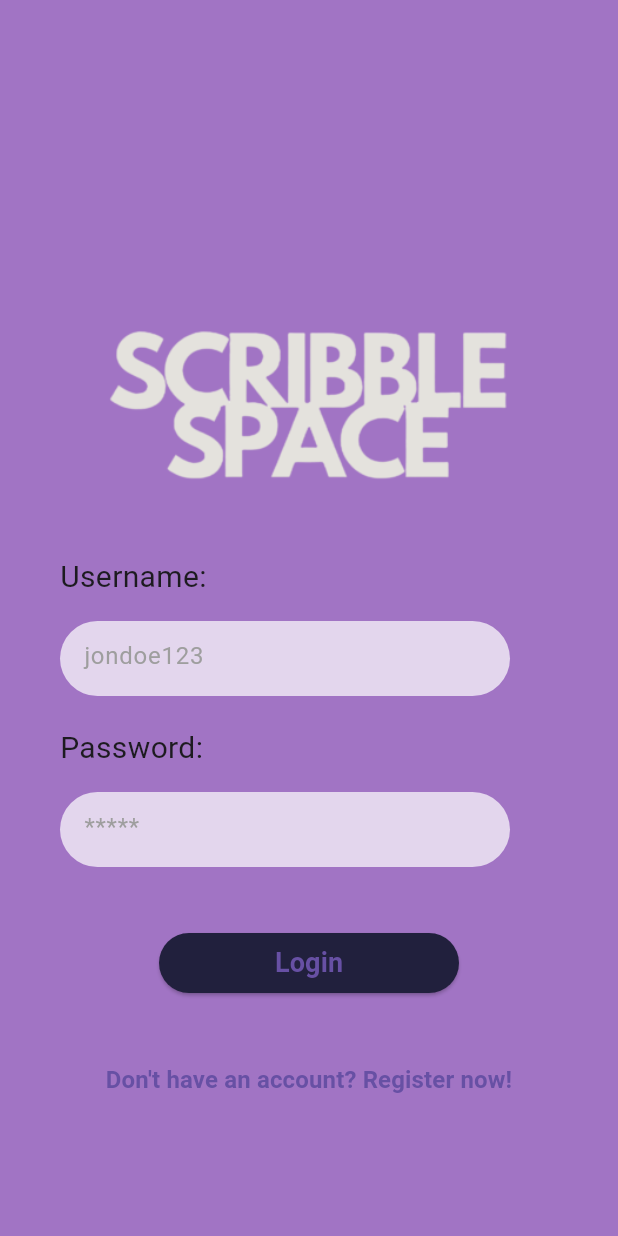
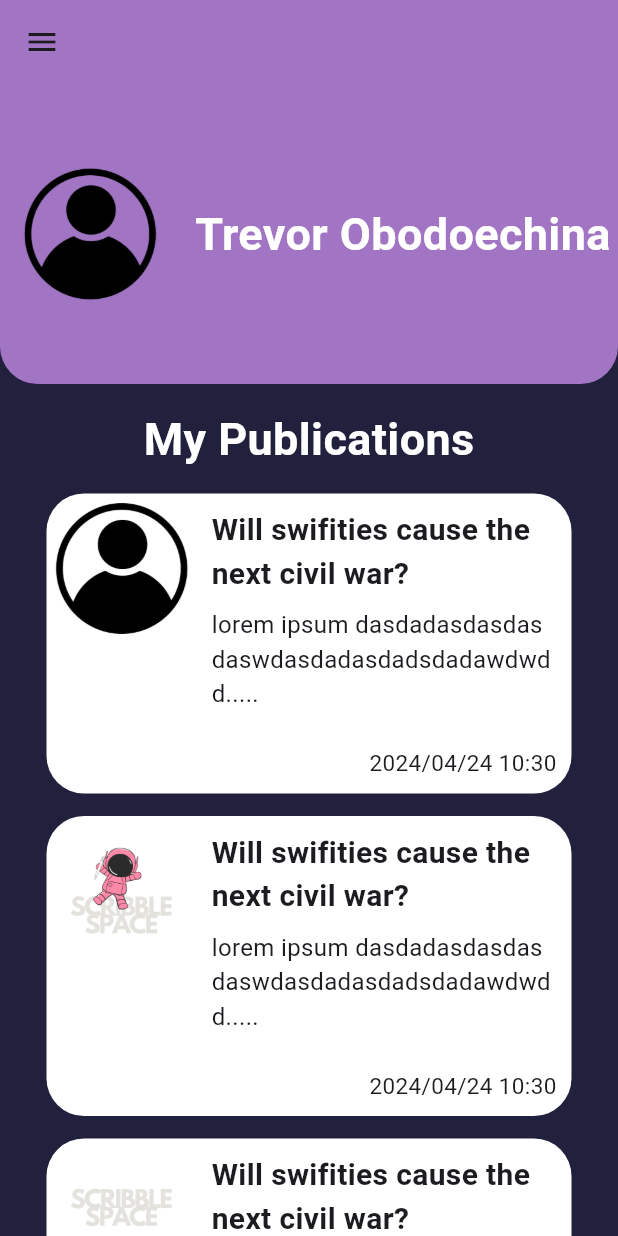
Before and after one commit to ceveline/ScribbleSpace, a Flutter app: the screen it shows after launch, on a phone screen of 412 x 824 dp. Run offline on Flutter 3.47's test engine with Material 3 defaults, Android fonts, the phone set to English and light mode, and no system bars; our stand-ins replace page_transition.

Commit message:
Update 2
- Profile Section is almost done
- Journal Section is done (no background)

```diff
--- a/lib/journal_post.dart
+++ b/lib/journal_post.dart
@@ -5,15 +5,14 @@ import 'color_constants.dart';
 
 
 class CreateJournalScreen extends StatelessWidget {
-  TextEditingController _journalTextController = TextEditingController();
-  final String journalTitle;
-  CreateJournalScreen({required this.journalTitle});
+ // final String journalTitle;
+  //CreateJournalScreen({required this.journalTitle});
   @override
   Widget build(BuildContext context) {
     return Scaffold(
       backgroundColor: ColorConstants.purple,
       appBar: AppBar(
-        title: Text('${journalTitle}',
+        title: Text('test',
           style: TextStyle(
             color: Colors.white,
           ),),
@@ -21,28 +20,19 @@ class CreateJournalScreen extends StatelessWidget {
       body: SingleChildScrollView(
         child: Column(
             children: [
+              Padding(padding: EdgeInsets.all(20),
+                child:
               Container(
-                padding: EdgeInsets.fromLTRB(20, 10, 20, 10),
-                child: Column(
-                  crossAxisAlignment: CrossAxisAlignment.start,
-                  children: [
-                       TextField(
-                        controller: _journalTextController,
-                         minLines: 1,
-                         maxLines: 20, // and this
-                         keyboardType: TextInputType.multiline,
-                        readOnly: true,
-                        decoration: InputDecoration(
-                          enabledBorder: OutlineInputBorder(
-                              borderRadius: BorderRadius.circular(25.0),
-                              borderSide: BorderSide(color: Colors.transparent)),
-                          filled: true,
-                          fillColor: Colors.white70,
-                        ),
-                      ),
+                child: Text(
 
-            ]),
-    ),
+                  'hello',
+                  style: TextStyle(
+                      fontSize: 20,
+                  color: Colors.white,
+                  fontWeight: FontWeight.bold),
+                ),
+              ),
+              ),
    ])
     ),
     );
--- a/lib/main.dart
+++ b/lib/main.dart
@@ -1,6 +1,8 @@
 import 'package:flutter/material.dart';
 import 'SplashScreen.dart';
 import 'color_constants.dart';
+import 'profile_page.dart';
+import 'journal_post.dart';
 import 'package:page_transition/page_transition.dart';
 
 void main() {
@@ -19,7 +21,7 @@ class MyApp extends StatelessWidget {
         ),
       ),
       debugShowCheckedModeBanner: false,
-      home: SplashScreen(),
+      home: ProfilePage(),
 
     );
   }
--- /dev/null
+++ b/lib/profile_page.dart
@@ -0,0 +1,223 @@
+import 'package:flutter/cupertino.dart';
+import 'package:flutter/material.dart';
+import 'package:flutter/widgets.dart';
+import 'color_constants.dart';
+import 'package:intl/intl.dart';
+
+class ProfilePage extends StatefulWidget {
+  @override
+  State<StatefulWidget> createState() => _ProfilePageState();
+}
+
+class _ProfilePageState extends State<ProfilePage> {
+  @override
+  Widget build(BuildContext context) {
+    return Scaffold(
+      backgroundColor: ColorConstants.darkblue,
+      appBar: AppBar(
+        backgroundColor: ColorConstants.purple,
+      ),
+      body: SingleChildScrollView(
+        child: Stack(
+          children: [
+            Column(
+              children: [
+                //Purple header
+                Container(
+                  height: 200,
+                  width: MediaQuery.of(context).size.width,
+                  decoration: BoxDecoration(
+                    color: ColorConstants.purple,
+                    borderRadius: BorderRadius.only(
+                      bottomLeft: Radius.circular(25.0),
+                      // Adjust the radius as needed
+                      bottomRight:
+                          Radius.circular(25.0), // Adjust the radius as needed
+                    ),
+                  ),
+                  child: Column(
+                      mainAxisSize: MainAxisSize.min,
+                      mainAxisAlignment: MainAxisAlignment.center,
+                      crossAxisAlignment: CrossAxisAlignment.start,
+                      children: [
+                        Row(
+                          mainAxisAlignment: MainAxisAlignment.center,
+                          children: [
+                            Container(
+                              height: 100,
+                              width: 120,
+                              child: Image.asset(
+                                'assets/profile_picture.png',
+                              ),
+                            ),
+                            SizedBox(width: 10),
+                            Expanded(
+                              child: Text(
+                                'Trevor Obodoechina',
+                                style: TextStyle(
+                                  fontSize: 30,
+                                  fontWeight: FontWeight.bold,
+                                  color: Colors.white,
+                                ),
+                              ),
+                            ),
+                          ],
+                        ),
+                      ]),
+                ),
+                SizedBox(
+                  height: 15,
+                ),
+                Positioned(
+                  top: 250,
+                  left: 0,
+                  right: 0,
+                  child: Container(
+                    width: MediaQuery.of(context).size.width,
+                    child: Center(
+                      child: Text(
+                        "My Publications",
+                        style: TextStyle(
+                          fontSize: 30,
+                          fontWeight: FontWeight.bold,
+                          color: Colors.white,
+                        ),
+                      ),
+                    ),
+                  ),
+                ),
+                SizedBox(
+                  height: 15,
+                ),
+                MyPublications(
+                    'Will swifities cause the next civil war?',
+                    "lorem ipsum dasdadasdasdasdaswdasdadasdadsdadawdwdd.....",
+                    Image.asset('assets/profile_picture.png')),
+                MyPublications(
+                    'Will swifities cause the next civil war?',
+                    "lorem ipsum dasdadasdasdasdaswdasdadasdadsdadawdwdd.....",
+                    Image.asset('assets/icon.png')),
+                MyPublications(
+                    'Will swifities cause the next civil war?',
+                    "lorem ipsum dasdadasdasdasdaswdasdadasdadsdadawdwdd.....",
+                    Image.asset('assets/text.png'))
+              ],
+            )
+            // Purple container
+          ],
+        ),
+      ),
+      drawer: Drawer(
+        child: ListView(
+          // Important: we have to remove any padding from the listview
+          padding: EdgeInsets.zero,
+          children: [
+            UserAccountsDrawerHeader(
+              accountName: Text('Student'),
+              accountEmail: Text('student01@gmail.com'),
+              currentAccountPicture: CircleAvatar(
+                backgroundColor: Colors.pinkAccent,
+                child: Text(
+                  'S',
+                  style: TextStyle(fontSize: 40.0),
+                ),
+              ),
+            ),
+            ListTile(
+              leading: Icon(Icons.settings_rounded),
+              title: Text('Settings'),
+              onTap: () {
+                Navigator.pop(context);
+              },
+            ),
+            ListTile(
+              leading: Icon(Icons.settings_rounded),
+              title: Text('Settings'),
+              onTap: () {
+                Navigator.pop(context);
+              },
+            ),
+            ListTile(
+              leading: Icon(Icons.settings_rounded),
+              title: Text('Settings'),
+              onTap: () {
+                Navigator.pop(context);
+              },
+            ),
+          ],
+        ),
+      ),
+    );
+  }
+}
+
+Container MyPublications(String title, String content, Image picture) {
+  DateTime now = DateTime.now();
+  String formattedDate = DateFormat('yyyy/MM/dd kk:mm').format(now);
+  return Container(
+    margin: const EdgeInsets.only(bottom: 15),
+    decoration: BoxDecoration(
+      color: Colors.white,
+      borderRadius: BorderRadius.circular(25.0),
+    ),
+    height: 200,
+    width: 350,
+    child: Stack(
+      children: [
+        // Image
+        Positioned(
+          top: 0,
+          left: 0,
+          child: Container(
+            width: 100, // Width of the image
+            height: 100, // Height of the image
+            child: picture,
+          ),
+        ),
+        // Title and content
+        Positioned(
+          top: 10,
+          left: 110,
+          // Adjust this value to position the title next to the image
+          child: Container(
+           width: 230,
+            child: Column(
+              crossAxisAlignment: CrossAxisAlignment.start,
+              children: [
+                // Title
+
+                Text(
+                  title,
+                  style: TextStyle(
+                    fontSize: 20,
+                    fontWeight: FontWeight.bold,
+                  ),
+                ),
+
+                SizedBox(height: 8), // Add some space between title and content
+                // Content
+
+                Text(
+                  content,
+                  style: TextStyle(
+                    fontSize: 16,
+                  ),
+                ),
+
+              ],
+            ),
+          ),
+        ),
+        Positioned(
+            bottom: 10,
+            right: 10,
+            child: Text('${formattedDate}',
+            style: TextStyle(
+              fontSize: 15
+            ),))
+
+      ],
+
+    ),
+  );
+}
--- a/pubspec.yaml
+++ b/pubspec.yaml
@@ -34,6 +34,7 @@ dependencies:
   page_transition: any
   url_launcher: any
   animated_splash_screen: ^1.3.0
+  intl: any
 
 
   # The following adds the Cupertino Icons font to your application.
```
Also changed, not shown: pubspec.lock.
